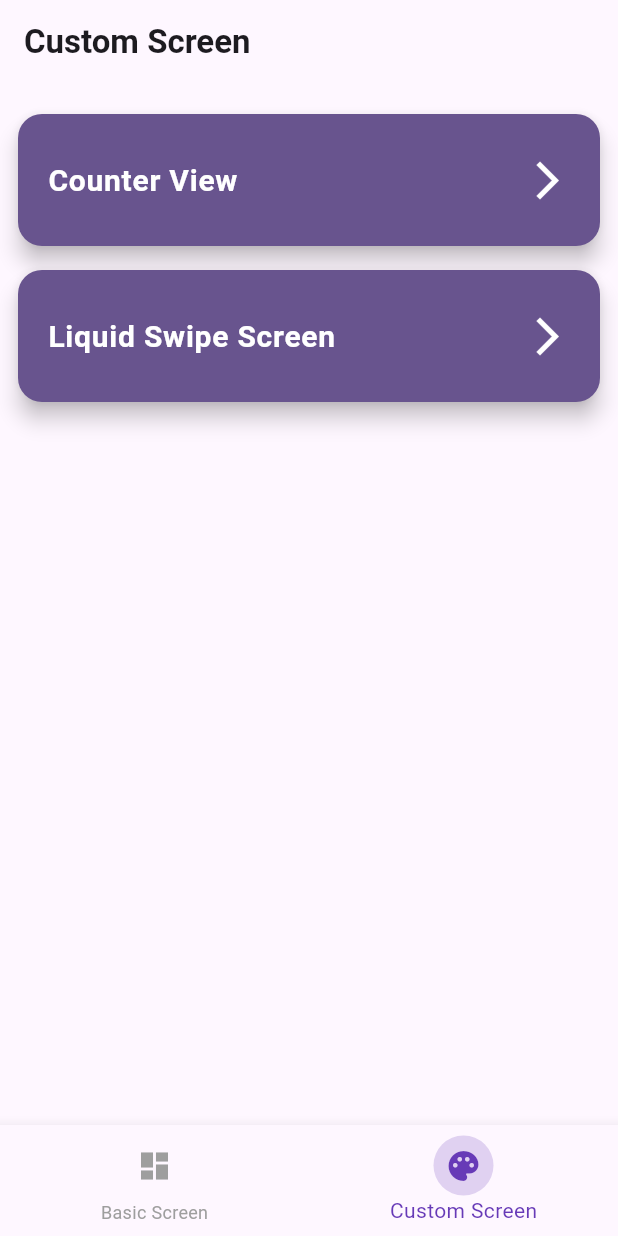
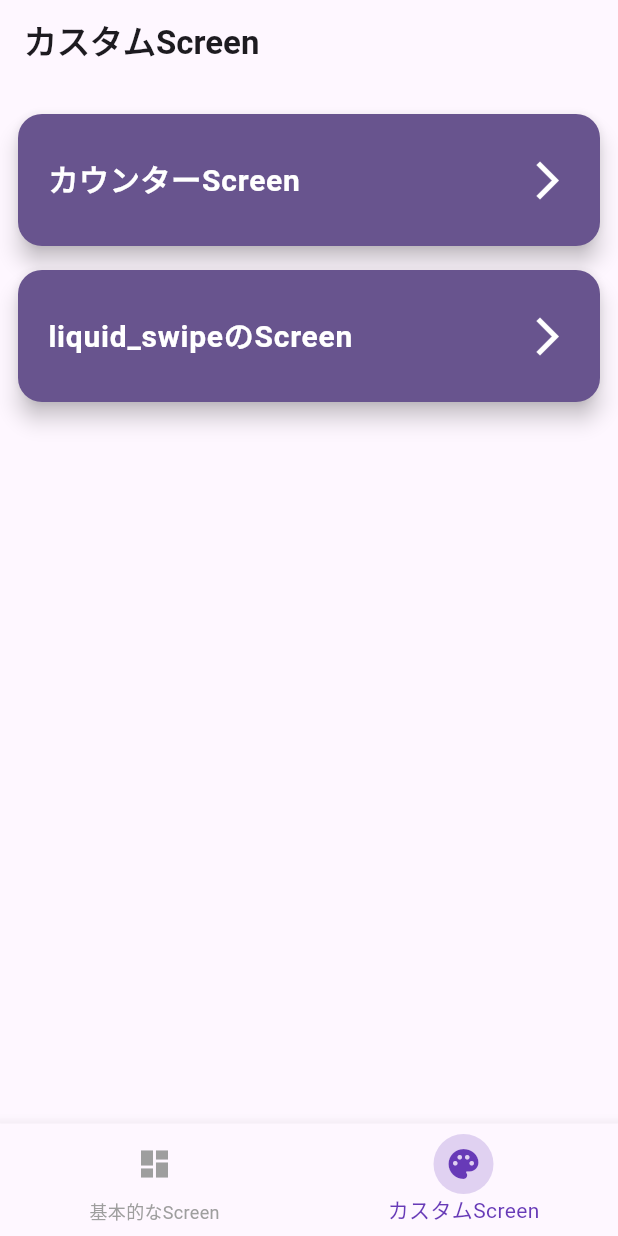
Before and after one commit to seyamasan/flutter_application, a Flutter app: the screen it shows after launch, item 2 of the bottom bar chosen, on a phone screen of 412 x 824 dp. Run offline on Flutter 3.47's test engine with Material 3 defaults, Android fonts, the phone set to English and light mode, and no system bars; our stand-ins replace flutter_riverpod, go_router, liquid_swipe; missing offline and left inert: slang; generated files the repository leaves out were written again.

Commit message:
ローカライズパッケージをslangに変更。

````diff
--- a/l10n.yaml
+++ /dev/null
@@ -1,5 +0,0 @@
-arb-dir: lib/l10n # ARBファイルを格納するディレクトリを指定します。
-template-arb-file: app_ja.arb # テンプレートのARBファイルを指定します。デフォルトの言語のARBファイルを設定すると良いと思います。
-output-class: L10n # 自動生成されるクラス名。設定しないとAppLocalizationsになります。
-output-localization-file: app_localizations.dart # 自動生成される言語ファイル名。ローカライゼーションを使うときはこのファイルをインポートします。
-synthetic-package: false #　falseの時、output-dirで指定したフォルダにLocalizationコードを生成する。trueなら.dart_tool/flutter_gen/gen_l10nに生成
--- a/lib/l10n/app_en.arb
+++ /dev/null
@@ -1,23 +0,0 @@
-{
-    "@@locale": "en",
-    "basic_title": "Basic Screen",
-    "@basic_title": {
-        "description": "Basic Screen Title"
-    },
-    "custom_title": "Custom Screen",
-    "@custom_title": {
-        "description": "Custom Screen Title"
-    },
-    "counter_title": "Counter View",
-    "@counter_title": {
-        "description": "Counter Screen Title"
-    },
-    "counter_screen_tap_count": "Number of times the button was tapped:",
-    "@counter_screen_tap_count": {
-        "description": "The number of times the button was tapped on the counter screen"
-    },
-    "liquid_swipe_title": "Liquid Swipe Screen",
-    "@liquid_swipe_title": {
-        "description": "View in package liquid_swipe"
-    }
-}
--- a/lib/l10n/app_ja.arb
+++ /dev/null
@@ -1,23 +0,0 @@
-{
-    "@@locale": "ja",
-    "basic_title": "基本的なScreen",
-    "@basic_title": {
-        "description": "Basic画面のタイトル"
-    },
-    "custom_title": "カスタムScreen",
-    "@custom_title": {
-        "description": "カスタム画面のタイトル"
-    },
-    "counter_title": "カウンターScreen",
-    "@counter_title": {
-        "description": "カウンター画面のタイトル"
-    },
-    "counter_screen_tap_count": "ボタンをタップした回数:",
-    "@counter_screen_tap_count": {
-        "description": "カウンター画面のタップした回数"
-    },
-    "liquid_swipe_title": "liquid_swipeのScreen",
-    "@liquid_swipe_title": {
-        "description": "liquid_swipeパッケージのView"
-    }
-}
--- a/lib/l10n/app_localizations.dart
+++ /dev/null
@@ -1,159 +0,0 @@
-import 'dart:async';
-
-import 'package:flutter/foundation.dart';
-import 'package:flutter/widgets.dart';
-import 'package:flutter_localizations/flutter_localizations.dart';
-import 'package:intl/intl.dart' as intl;
-
-import 'app_localizations_en.dart';
-import 'app_localizations_ja.dart';
-
-// ignore_for_file: type=lint
-
-/// Callers can lookup localized strings with an instance of L10n
-/// returned by `L10n.of(context)`.
-///
-/// Applications need to include `L10n.delegate()` in their app's
-/// `localizationDelegates` list, and the locales they support in the app's
-/// `supportedLocales` list. For example:
-///
-/// ```dart
-/// import 'l10n/app_localizations.dart';
-///
-/// return MaterialApp(
-///   localizationsDelegates: L10n.localizationsDelegates,
-///   supportedLocales: L10n.supportedLocales,
-///   home: MyApplicationHome(),
-/// );
-/// ```
-///
-/// ## Update pubspec.yaml
-///
-/// Please make sure to update your pubspec.yaml to include the following
-/// packages:
-///
-/// ```yaml
-/// dependencies:
-///   # Internationalization support.
-///   flutter_localizations:
-///     sdk: flutter
-///   intl: any # Use the pinned version from flutter_localizations
-///
-///   # Rest of dependencies
-/// ```
-///
-/// ## iOS Applications
-///
-/// iOS applications define key application metadata, including supported
-/// locales, in an Info.plist file that is built into the application bundle.
-/// To configure the locales supported by your app, you’ll need to edit this
-/// file.
-///
-/// First, open your project’s ios/Runner.xcworkspace Xcode workspace file.
-/// Then, in the Project Navigator, open the Info.plist file under the Runner
-/// project’s Runner folder.
-///
-/// Next, select the Information Property List item, select Add Item from the
-/// Editor menu, then select Localizations from the pop-up menu.
-///
-/// Select and expand the newly-created Localizations item then, for each
-/// locale your application supports, add a new item and select the locale
-/// you wish to add from the pop-up menu in the Value field. This list should
-/// be consistent with the languages listed in the L10n.supportedLocales
-/// property.
-abstract class L10n {
-  L10n(String locale) : localeName = intl.Intl.canonicalizedLocale(locale.toString());
-
-  final String localeName;
-
-  static L10n? of(BuildContext context) {
-    return Localizations.of<L10n>(context, L10n);
-  }
-
-  static const LocalizationsDelegate<L10n> delegate = _L10nDelegate();
-
-  /// A list of this localizations delegate along with the default localizations
-  /// delegates.
-  ///
-  /// Returns a list of localizations delegates containing this delegate along with
-  /// GlobalMaterialLocalizations.delegate, GlobalCupertinoLocalizations.delegate,
-  /// and GlobalWidgetsLocalizations.delegate.
-  ///
-  /// Additional delegates can be added by appending to this list in
-  /// MaterialApp. This list does not have to be used at all if a custom list
-  /// of delegates is preferred or required.
-  static const List<LocalizationsDelegate<dynamic>> localizationsDelegates = <LocalizationsDelegate<dynamic>>[
-    delegate,
-    GlobalMaterialLocalizations.delegate,
-    GlobalCupertinoLocalizations.delegate,
-    GlobalWidgetsLocalizations.delegate,
-  ];
-
-  /// A list of this localizations delegate's supported locales.
-  static const List<Locale> supportedLocales = <Locale>[
-    Locale('en'),
-    Locale('ja')
-  ];
-
-  /// Basic画面のタイトル
-  ///
-  /// In ja, this message translates to:
-  /// **'基本的なScreen'**
-  String get basic_title;
-
-  /// カスタム画面のタイトル
-  ///
-  /// In ja, this message translates to:
-  /// **'カスタムScreen'**
-  String get custom_title;
-
-  /// カウンター画面のタイトル
-  ///
-  /// In ja, this message translates to:
-  /// **'カウンターScreen'**
-  String get counter_title;
-
-  /// カウンター画面のタップした回数
-  ///
-  /// In ja, this message translates to:
-  /// **'ボタンをタップした回数:'**
-  String get counter_screen_tap_count;
-
-  /// liquid_swipeパッケージのView
-  ///
-  /// In ja, this message translates to:
-  /// **'liquid_swipeのScreen'**
-  String get liquid_swipe_title;
-}
-
-class _L10nDelegate extends LocalizationsDelegate<L10n> {
-  const _L10nDelegate();
-
-  @override
-  Future<L10n> load(Locale locale) {
-    return SynchronousFuture<L10n>(lookupL10n(locale));
-  }
-
-  @override
-  bool isSupported(Locale locale) => <String>['en', 'ja'].contains(locale.languageCode);
-
-  @override
-  bool shouldReload(_L10nDelegate old) => false;
-}
-
-L10n lookupL10n(Locale locale) {
-
-
-  // Lookup logic when only language code is specified.
-  switch (locale.languageCode) {
-    case 'en': return L10nEn();
-    case 'ja': return L10nJa();
-  }
-
-  throw FlutterError(
-    'L10n.delegate failed to load unsupported locale "$locale". This is likely '
-    'an issue with the localizations generation tool. Please file an issue '
-    'on GitHub with a reproducible sample app and the gen-l10n configuration '
-    'that was used.'
-  );
-}
--- a/lib/l10n/app_localizations_en.dart
+++ /dev/null
@@ -1,23 +0,0 @@
-import 'app_localizations.dart';
-
-// ignore_for_file: type=lint
-
-/// The translations for English (`en`).
-class L10nEn extends L10n {
-  L10nEn([String locale = 'en']) : super(locale);
-
-  @override
-  String get basic_title => 'Basic Screen';
-
-  @override
-  String get custom_title => 'Custom Screen';
-
-  @override
-  String get counter_title => 'Counter View';
-
-  @override
-  String get counter_screen_tap_count => 'Number of times the button was tapped:';
-
-  @override
-  String get liquid_swipe_title => 'Liquid Swipe Screen';
-}
--- a/lib/l10n/app_localizations_ja.dart
+++ /dev/null
@@ -1,23 +0,0 @@
-import 'app_localizations.dart';
-
-// ignore_for_file: type=lint
-
-/// The translations for Japanese (`ja`).
-class L10nJa extends L10n {
-  L10nJa([String locale = 'ja']) : super(locale);
-
-  @override
-  String get basic_title => '基本的なScreen';
-
-  @override
-  String get custom_title => 'カスタムScreen';
-
-  @override
-  String get counter_title => 'カウンターScreen';
-
-  @override
-  String get counter_screen_tap_count => 'ボタンをタップした回数:';
-
-  @override
-  String get liquid_swipe_title => 'liquid_swipeのScreen';
-}
--- a/lib/main.dart
+++ b/lib/main.dart
@@ -1,7 +1,7 @@
 import 'package:flutter/material.dart';
-import 'package:flutter_application/l10n/app_localizations.dart';
 import 'package:flutter_application/provider/go_router_provider.dart';
 import 'package:flutter_riverpod/flutter_riverpod.dart';
+import 'package:flutter_localizations/flutter_localizations.dart';
 
 // 一番最初に走るmain関数
 void main() {
@@ -20,8 +20,14 @@ class MyApp extends ConsumerWidget {
 
     return MaterialApp.router(
       title: 'Flutter Application',
-      localizationsDelegates: L10n.localizationsDelegates,
-      supportedLocales: L10n.supportedLocales,
+      localizationsDelegates: const [
+        GlobalMaterialLocalizations.delegate,
+        GlobalWidgetsLocalizations.delegate,
+      ],
+      supportedLocales: const [
+        Locale("en"),
+        Locale("ja"),
+      ],
       theme: ThemeData(
         colorScheme: ColorScheme.fromSeed(seedColor: Colors.deepPurple),
         useMaterial3: true
--- a/lib/provider/go_router_provider.dart
+++ b/lib/provider/go_router_provider.dart
@@ -1,6 +1,6 @@
 import 'package:flutter/material.dart';
 import 'package:flutter_application/constant/routes.dart';
-import 'package:flutter_application/l10n/app_localizations.dart';
+import 'package:flutter_application/i18n/strings.g.dart';
 import 'package:flutter_application/view/custom/counter_screen.dart';
 import 'package:flutter_application/view/basic_screen.dart';
 import 'package:flutter_application/view/custom/liquid_swipe/liquid_swipe_screen.dart';
@@ -21,10 +21,10 @@ final goRouterProvider = Provider<GoRouter>((ref) {
           String title;
           switch (state.matchedLocation) {
             case Routes.basic:
-              title = L10n.of(context)!.basic_title;
+              title = t.basic.title;
               break;
             case Routes.custom:
-              title = L10n.of(context)!.custom_title;
+              title = t.custom.title;
               break;
             default:
               title = 'Error';
--- a/lib/view/custom/counter_screen.dart
+++ b/lib/view/custom/counter_screen.dart
@@ -1,5 +1,5 @@
 import 'package:flutter/material.dart';
-import 'package:flutter_application/l10n/app_localizations.dart';
+import 'package:flutter_application/i18n/strings.g.dart';
 import 'package:flutter_application/provider/quantity_picker_provider.dart';
 import 'package:flutter_application/provider/go_router_provider.dart';
 import 'package:flutter_riverpod/flutter_riverpod.dart';
@@ -15,7 +15,7 @@ class CounterScreen extends ConsumerWidget {
 
     return Scaffold(
       appBar: AppBar(
-        title: Text(L10n.of(context)!.counter_title),
+        title: Text(t.counter.title),
         leading: IconButton(
           icon: const Icon(Icons.arrow_back_ios),
           onPressed: () {
@@ -27,7 +27,7 @@ class CounterScreen extends ConsumerWidget {
         child: Column(
           mainAxisAlignment: MainAxisAlignment.center,
           children: <Widget>[
-            Text(L10n.of(context)!.counter_screen_tap_count),
+            Text(t.counter.tap_count),
             Text(
               '$quantity',
               style: Theme.of(context).textTheme.headlineMedium,
--- a/lib/view/custom_screen.dart
+++ b/lib/view/custom_screen.dart
@@ -1,6 +1,6 @@
 import 'package:flutter/material.dart';
 import 'package:flutter_application/constant/routes.dart';
-import 'package:flutter_application/l10n/app_localizations.dart';
+import 'package:flutter_application/i18n/strings.g.dart';
 import 'package:flutter_application/provider/go_router_provider.dart';
 import 'package:flutter_riverpod/flutter_riverpod.dart';
 
@@ -18,8 +18,8 @@ class CustomScreen extends ConsumerWidget {
   Widget build(BuildContext context, WidgetRef ref) {
     final goRouter = ref.read(goRouterProvider);
     final List<Screen> screens = [
-      Screen(name: L10n.of(context)!.counter_title, path: Routes.counter),
-      Screen(name: L10n.of(context)!.liquid_swipe_title, path: Routes.liquidSwipe)
+      Screen(name: t.counter.title, path: Routes.counter),
+      Screen(name: t.liquid_swipe.title, path: Routes.liquidSwipe)
     ];
 
     return Padding(
--- a/lib/widget/bottom_nav_bar.dart
+++ b/lib/widget/bottom_nav_bar.dart
@@ -1,6 +1,6 @@
 import 'package:flutter/material.dart';
 import 'package:flutter_application/constant/routes.dart';
-import 'package:flutter_application/l10n/app_localizations.dart';
+import 'package:flutter_application/i18n/strings.g.dart';
 import 'package:flutter_application/provider/go_router_provider.dart';
 import 'package:flutter_riverpod/flutter_riverpod.dart';
 
@@ -31,11 +31,11 @@ class BottomNavBar extends ConsumerWidget {
       items: [
         BottomNavigationBarItem(
           icon: _buildIcon(Icons.dashboard, currentIndex == 0),
-          label: L10n.of(context)!.basic_title,
+          label: t.basic.title,
         ),
         BottomNavigationBarItem(
           icon: _buildIcon(Icons.palette, currentIndex == 1),
-          label: L10n.of(context)!.custom_title,
+          label: t.custom.title,
         )
       ],
     );
````
Also changed, not shown: build.yaml (added, +7 -0 lines), lib/i18n/string_en.i18n.json (added, +15 -0 lines), lib/i18n/string_ja.i18n.json (added, +15 -0 lines), pubspec.yaml (+3 -68 lines), lib/i18n/strings.g.dart (added), lib/i18n/strings_en.g.dart (added), lib/i18n/strings_ja.g.dart (added), pubspec.lock, 3 other files.
